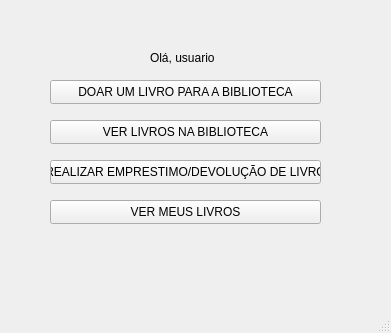
This is GUI_BIBLIOTECA/mainwindow.ui in gabriotz/Project-edoo as Qt 5 draws it before an edit. The edited form follows.
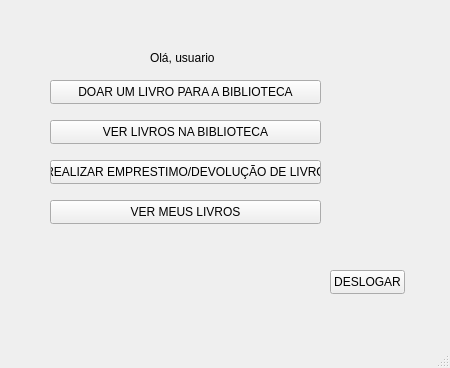
This is the edited form.

What changed in the file:
```diff
--- a/GUI_BIBLIOTECA/mainwindow.ui
+++ b/GUI_BIBLIOTECA/mainwindow.ui
@@ -6,8 +6,8 @@
    <rect>
     <x>0</x>
     <y>0</y>
-    <width>391</width>
-    <height>333</height>
+    <width>450</width>
+    <height>368</height>
    </rect>
   </property>
   <property name="windowTitle">
@@ -79,6 +79,19 @@
      <string>VER LIVROS NA BIBLIOTECA</string>
     </property>
    </widget>
+   <widget class="QPushButton" name="logoutButton">
+    <property name="geometry">
+     <rect>
+      <x>330</x>
+      <y>270</y>
+      <width>75</width>
+      <height>24</height>
+     </rect>
+    </property>
+    <property name="text">
+     <string>DESLOGAR</string>
+    </property>
+   </widget>
   </widget>
   <widget class="QMenuBar" name="menubar">
    <property name="geometry">
```
Left out of the diff: 2 changed lines with no effect on the pictures.
